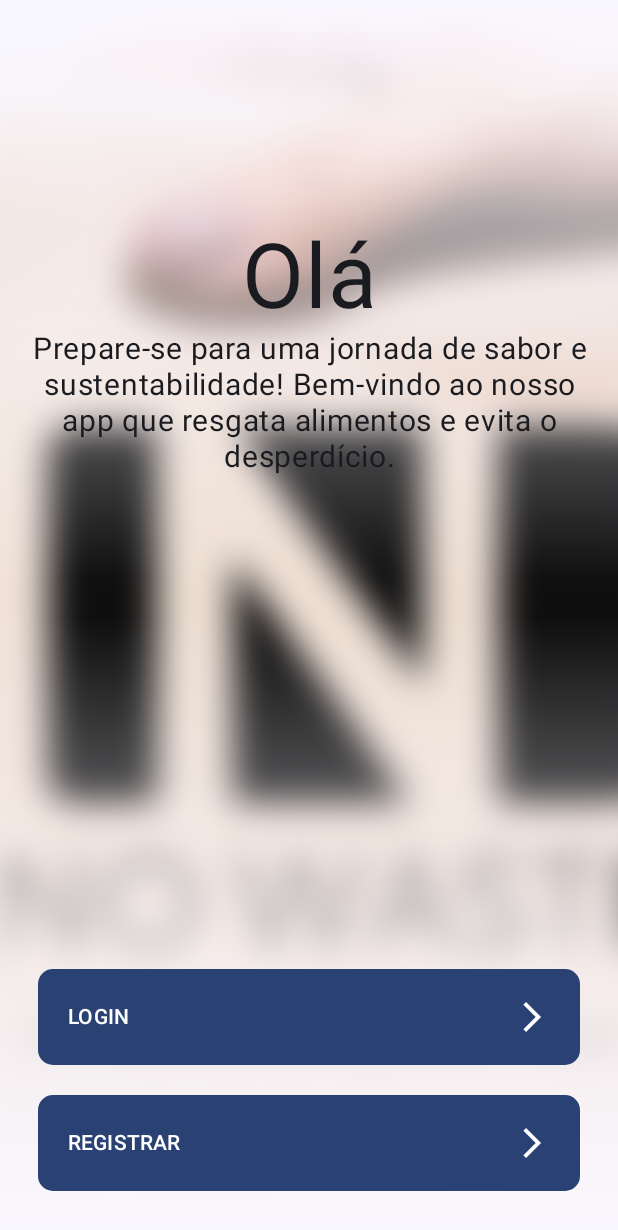
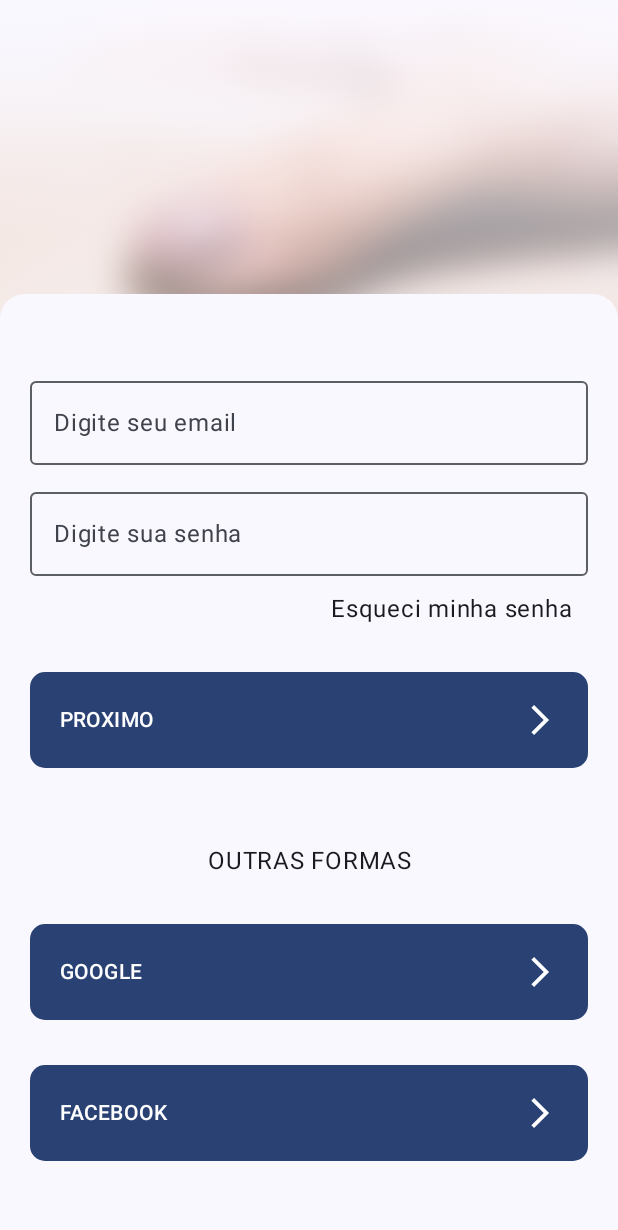
Before and after one commit to cainhooow/NoWaste, an Android app built with Jetpack Compose: the screen it shows after launch (InitialActivity), after a tap on "LOGIN", on a phone screen of 412 x 824 dp. Shown: the top 1230 px of the screen. Run offline under Robolectric (Android 15) with nearby library versions, the phone set to English and light mode, and no system bars.

Commit message:
Tela de login e estilização

```diff
--- a/app/src/main/java/com/drkryz/nowaste/InitialActivity.kt
+++ b/app/src/main/java/com/drkryz/nowaste/InitialActivity.kt
@@ -1,5 +1,6 @@
 package com.drkryz.nowaste
 
+import android.content.Intent
 import android.os.Bundle
 import android.view.WindowManager
 import androidx.activity.ComponentActivity
@@ -14,7 +15,9 @@ import androidx.compose.foundation.layout.PaddingValues
 import androidx.compose.foundation.layout.Row
 import androidx.compose.foundation.layout.fillMaxSize
 import androidx.compose.foundation.layout.fillMaxWidth
+import androidx.compose.foundation.layout.imePadding
 import androidx.compose.foundation.layout.padding
+import androidx.compose.foundation.layout.paddingFrom
 import androidx.compose.foundation.layout.safeDrawingPadding
 import androidx.compose.foundation.layout.statusBarsPadding
 import androidx.compose.foundation.shape.RoundedCornerShape
@@ -22,11 +25,15 @@ import androidx.compose.material.ButtonColors
 import androidx.compose.material.Surface
 import androidx.compose.material3.Button
 import androidx.compose.material3.ButtonDefaults
+import androidx.compose.material3.ExperimentalMaterial3Api
 import androidx.compose.material3.FilledTonalButton
 import androidx.compose.material3.Icon
 import androidx.compose.material3.MaterialTheme
+import androidx.compose.material3.Scaffold
 import androidx.compose.material3.Text
 import androidx.compose.runtime.Composable
+import androidx.compose.runtime.MutableState
+import androidx.compose.runtime.mutableStateOf
 import androidx.compose.ui.Alignment
 import androidx.compose.ui.Modifier
 import androidx.compose.ui.draw.blur
@@ -47,6 +54,12 @@ import androidx.compose.ui.unit.dp
 import androidx.core.view.ViewCompat
 import androidx.core.view.WindowCompat
 import androidx.core.view.WindowInsetsCompat
+import androidx.navigation.NavController
+import androidx.navigation.compose.NavHost
+import androidx.navigation.compose.composable
+import androidx.navigation.compose.rememberNavController
+import com.drkryz.nowaste.ui.components.initial_activity.LoginPage
+import com.drkryz.nowaste.ui.components.initial_activity.WelcomePage
 import com.drkryz.nowaste.ui.theme.NoWasteTheme
 
 class InitialActivity : ComponentActivity() {
@@ -63,130 +76,63 @@ class InitialActivity : ComponentActivity() {
 
         setContent {
             NoWasteTheme {
-                Surface(modifier = Modifier.fillMaxSize()) {
-                    WelcomeUI()
+                Surface(modifier = Modifier.background(MaterialTheme.colorScheme.background)
+                    .fillMaxSize()
+                    .imePadding()
+                ) {
+                    Presentation()
                 }
             }
         }
     }
 }
 
+
+sealed class LoginSections(val route: String) {
+    object WelcomePage : LoginSections("welcome")
+    object LoginPage : LoginSections("login")
+}
+
+sealed class RegisterSections(val route: String) {
+    object RegisterPage : RegisterSections("register")
+    object RegisterPage_UserInfo : RegisterSections("register_UserInfo")
+    object RegisterPage_UserAddress : RegisterSections("register_UserAddress")
+}
+
+@OptIn(ExperimentalMaterial3Api::class)
 @Composable
 fun Presentation() {
-    Box {
-        Image(
-            painter = painterResource(id = R.drawable.presentation_nowaste),
-            contentDescription = null,
-            modifier = Modifier
-                .fillMaxSize()
-                .blur(20.dp),
-            contentScale = ContentScale.Crop,
-        )
-        Column(
-            modifier = Modifier
-                .fillMaxSize()
-                .background(
-                    brush = Brush.verticalGradient(
-                        listOf(
-                            MaterialTheme.colorScheme.surface, Color.Transparent, Color.Transparent,
-                        )
-                    )
-                ),
-            verticalArrangement = Arrangement.SpaceBetween
+    val navController = rememberNavController();
+
+    Scaffold { innerPadding ->
+        NavHost(
+            modifier = Modifier.padding(innerPadding),
+            navController = navController,
+            startDestination = LoginSections.WelcomePage.route
         ) {
-            Column(
-                modifier = Modifier.padding(top = 150.dp, start = 20.dp, end = 20.dp)
-            ) {
-                Text(
-                    text = "Olá",
-                    textAlign = TextAlign.Center,
-                    fontSize = TextUnit(60f, TextUnitType.Sp),
-                    modifier = Modifier.fillMaxWidth(),
-                    color = MaterialTheme.colorScheme.onBackground
-                )
-                Text(
-                    text = "Prepare-se para uma jornada de sabor e sustentabilidade! Bem-vindo ao nosso app que resgata alimentos e evita o desperdício.",
-                    textAlign = TextAlign.Center,
-                    fontSize = TextUnit(20f, TextUnitType.Sp),
-                    modifier = Modifier.fillMaxWidth(),
-                    color = MaterialTheme.colorScheme.onBackground
-                )
+            composable(LoginSections.WelcomePage.route) {
+                WelcomePage(navController)
             }
-
-            Actions()
-        }
-    }
-}
-
-@Composable
-fun Actions() {
-    Column(
-        Modifier
-            .fillMaxWidth()
-            .padding(0.dp)
-            .background(
-                brush = Brush.verticalGradient(
-                    listOf(
-                        Color.Transparent, MaterialTheme.colorScheme.background
-                    )
-                )
-            )
-            .padding(start = 15.dp, end = 15.dp, bottom = 20.dp, top = 250.dp)
-        ,
-        horizontalAlignment = Alignment.CenterHorizontally
-    ) {
-        Button(
-            onClick = { /*TODO*/ },
-            modifier = Modifier
-                .fillMaxWidth()
-                .padding(10.dp),
-            shape =  RoundedCornerShape(10.dp),
-            contentPadding = PaddingValues(20.dp),
-            colors = ButtonDefaults.buttonColors(containerColor = MaterialTheme.colorScheme.primary)
-        ) {
-            Row(
-                Modifier
-                    .fillMaxWidth(),
-                horizontalArrangement = Arrangement.SpaceBetween,
-                verticalAlignment = Alignment.CenterVertically
-            ) {
-                Text(text = "LOGIN", color = MaterialTheme.colorScheme.onPrimary)
-                Icon(painter = painterResource(id = R.drawable.arrow_forward_ios_24), contentDescription = null)
+            composable(LoginSections.LoginPage.route) {
+                LoginPage(navController)
             }
-        }
-
-        Button(
-            onClick = { /*TODO*/ },
-            modifier = Modifier
-                .fillMaxWidth()
-                .padding(10.dp),
-            shape =  RoundedCornerShape(10.dp),
-            contentPadding = PaddingValues(20.dp),
-            colors = ButtonDefaults.buttonColors(containerColor = MaterialTheme.colorScheme.primary)
-
-        ) {
-            Row(
-                Modifier
-                    .fillMaxWidth(),
-                horizontalArrangement = Arrangement.SpaceBetween,
-                verticalAlignment = Alignment.CenterVertically
-            ) {
-                Text(text = "REGISTRAR",  color = MaterialTheme.colorScheme.onPrimary)
-                Icon(painter = painterResource(id = R.drawable.arrow_forward_ios_24), contentDescription = null)
+            composable(RegisterSections.RegisterPage.route) {
+                WelcomePage(navController)
+            }
+            composable(RegisterSections.RegisterPage_UserInfo.route) {
+                WelcomePage(navController)
+            }
+            composable(RegisterSections.RegisterPage_UserAddress.route) {
+                WelcomePage(navController)
             }
         }
     }
-}
-
-@Composable
-fun WelcomeUI() {
-    Presentation()
 }
 
 @Preview(showBackground = true)
 @Composable
 fun WelcomePreview() {
     NoWasteTheme {
-        WelcomeUI()
+        Presentation()
     }
 }
--- a/app/src/main/java/com/drkryz/nowaste/MainActivity.kt
+++ b/app/src/main/java/com/drkryz/nowaste/MainActivity.kt
@@ -28,12 +28,12 @@ import androidx.navigation.compose.NavHost
 import androidx.navigation.compose.composable
 import androidx.navigation.compose.currentBackStackEntryAsState
 import androidx.navigation.compose.rememberNavController
-import com.drkryz.nowaste.ui.components.main.AppCategories
-import com.drkryz.nowaste.ui.components.main.AppHighlightHeader
-import com.drkryz.nowaste.ui.components.main.AppHighlights
-import com.drkryz.nowaste.ui.components.main.BannersNews
-import com.drkryz.nowaste.ui.components.main.SearchBar
-import com.drkryz.nowaste.ui.components.main.StickyHeader
+import com.drkryz.nowaste.ui.components.main_activity.AppCategories
+import com.drkryz.nowaste.ui.components.main_activity.AppHighlightHeader
+import com.drkryz.nowaste.ui.components.main_activity.AppHighlights
+import com.drkryz.nowaste.ui.components.main_activity.BannersNews
+import com.drkryz.nowaste.ui.components.main_activity.SearchBar
+import com.drkryz.nowaste.ui.components.main_activity.StickyHeader
 import com.drkryz.nowaste.ui.theme.NoWasteTheme
 
 class MainActivity : ComponentActivity() {
@@ -53,8 +53,8 @@ class MainActivity : ComponentActivity() {
 sealed class AppScreens(val route: String, @DrawableRes val resourceId: Int) {
     object HomePage: AppScreens("home", R.drawable.round_home_24)
     object ShopPage: AppScreens("shop", R.drawable.round_shopbag_24)
-    object BooksMark: AppScreens("bookmarks", R.drawable.round_bookmark_24)
-    object Account: AppScreens("account", R.drawable.outline_account_circle_24)
+    object BooksMarkPage: AppScreens("bookmarks", R.drawable.round_bookmark_24)
+    object AccountPage: AppScreens("account", R.drawable.outline_account_circle_24)
 }
 
 @OptIn(ExperimentalMaterial3Api::class)
@@ -66,8 +66,8 @@ fun HomeUI() {
     val items = listOf(
         AppScreens.HomePage,
         AppScreens.ShopPage,
-        AppScreens.BooksMark,
-        AppScreens.Account
+        AppScreens.BooksMarkPage,
+        AppScreens.AccountPage
     )
 
     Scaffold(
@@ -110,10 +110,10 @@ fun HomeUI() {
             composable(AppScreens.ShopPage.route) {
                 HomeScreen()
             }
-            composable(AppScreens.BooksMark.route) {
+            composable(AppScreens.BooksMarkPage.route) {
                 HomeScreen()
             }
-            composable(AppScreens.Account.route) {
+            composable(AppScreens.AccountPage.route) {
                 HomeScreen()
             }
         }
--- /dev/null
+++ b/app/src/main/java/com/drkryz/nowaste/ui/components/global/DefaultButton.kt
@@ -0,0 +1,47 @@
+package com.drkryz.nowaste.ui.components.global
+
+import androidx.compose.foundation.layout.Arrangement
+import androidx.compose.foundation.layout.PaddingValues
+import androidx.compose.foundation.layout.Row
+import androidx.compose.foundation.layout.fillMaxWidth
+import androidx.compose.foundation.layout.padding
+import androidx.compose.foundation.shape.RoundedCornerShape
+import androidx.compose.material3.Button
+import androidx.compose.material3.ButtonDefaults
+import androidx.compose.material3.Icon
+import androidx.compose.material3.MaterialTheme
+import androidx.compose.material3.Text
+import androidx.compose.runtime.Composable
+import androidx.compose.ui.Alignment
+import androidx.compose.ui.Modifier
+import androidx.compose.ui.res.painterResource
+import androidx.compose.ui.unit.dp
+import com.drkryz.nowaste.R
+
+@Composable
+fun DefaultButton(
+    inner_text: String,
+    onclick: () -> Unit,
+    modifier: Modifier
+) {
+    Button(
+        onClick = onclick,
+        modifier = modifier,
+        shape = RoundedCornerShape(10.dp),
+        contentPadding = PaddingValues(20.dp),
+        colors = ButtonDefaults.buttonColors(containerColor = MaterialTheme.colorScheme.primary)
+    ) {
+        Row(
+            Modifier
+                .fillMaxWidth(),
+            horizontalArrangement = Arrangement.SpaceBetween,
+            verticalAlignment = Alignment.CenterVertically
+        ) {
+            Text(text = inner_text, color = MaterialTheme.colorScheme.onPrimary)
+            Icon(
+                painter = painterResource(id = R.drawable.arrow_forward_ios_24),
+                contentDescription = null
+            )
+        }
+    }
+}
--- /dev/null
+++ b/app/src/main/java/com/drkryz/nowaste/ui/components/initial_activity/LoginPage.kt
@@ -0,0 +1,100 @@
+package com.drkryz.nowaste.ui.components.initial_activity
+
+import android.app.Activity
+import android.content.Intent
+import androidx.compose.foundation.Image
+import androidx.compose.foundation.background
+import androidx.compose.foundation.layout.Arrangement
+import androidx.compose.foundation.layout.Box
+import androidx.compose.foundation.layout.Column
+import androidx.compose.foundation.layout.fillMaxSize
+import androidx.compose.foundation.layout.fillMaxWidth
+import androidx.compose.foundation.layout.imePadding
+import androidx.compose.foundation.layout.padding
+import androidx.compose.foundation.shape.RoundedCornerShape
+import androidx.compose.material3.ExperimentalMaterial3Api
+import androidx.compose.material3.MaterialTheme
+import androidx.compose.material3.OutlinedTextField
+import androidx.compose.material3.Text
+import androidx.compose.runtime.Composable
+import androidx.compose.runtime.NonRestartableComposable
+import androidx.compose.runtime.mutableStateOf
+import androidx.compose.ui.Modifier
+import androidx.compose.ui.draw.blur
+import androidx.compose.ui.graphics.Brush
+import androidx.compose.ui.graphics.Color
+import androidx.compose.ui.layout.ContentScale
+import androidx.compose.ui.res.painterResource
+import androidx.compose.ui.tooling.preview.Preview
+import androidx.compose.ui.unit.dp
+import androidx.navigation.NavController
+import androidx.navigation.compose.rememberNavController
+import com.drkryz.nowaste.R
+import com.drkryz.nowaste.ui.theme.NoWasteTheme
+import androidx.compose.runtime.getValue
+import androidx.compose.runtime.remember
+import androidx.compose.runtime.setValue
+import androidx.compose.ui.Alignment
+import androidx.compose.ui.platform.LocalContext
+import androidx.compose.ui.text.input.PasswordVisualTransformation
+import androidx.compose.ui.text.style.TextAlign
+import com.drkryz.nowaste.MainActivity
+import com.drkryz.nowaste.ui.components.global.DefaultButton
+
+@OptIn(ExperimentalMaterial3Api::class)
+@Composable
+@NonRestartableComposable
+fun LoginPage(nav: NavController) {
+    Box(
+        Modifier
+            .fillMaxSize()
+            .imePadding()
+    ) {
+        Image(
+            painter = painterResource(id = R.drawable.presentation_nowaste),
+            contentDescription = null,
+            modifier = Modifier
+                .fillMaxSize()
+                .blur(20.dp),
+            contentScale = ContentScale.Crop,
+        )
+
+        Column(
+            modifier = Modifier
+                .fillMaxSize()
+                .background(
+                    brush = Brush.verticalGradient(
+                        listOf(
+                            MaterialTheme.colorScheme.surface,
+                            Color.Transparent,
+                            MaterialTheme.colorScheme.background,
+                        )
+                    )
+                ),
+            verticalArrangement = Arrangement.Bottom
+        ) {
+            Column(
+                Modifier
+                    .fillMaxWidth()
+                    .background(
+                        shape = RoundedCornerShape(topStart = 25f, topEnd = 25f),
+                        color = MaterialTheme.colorScheme.background
+                    )
+                    .padding(top = 50.dp, start = 20.dp, end = 20.dp, bottom = 50.dp)
+            ) {
+                LoginPageInputs()
+                LoginPageActions()
+            }
+        }
+    }
+}
+
+@Preview(showBackground = true)
+@Composable
+fun LoginPage() {
+    val nav = rememberNavController()
+
+    NoWasteTheme {
+        LoginPage(nav = nav)
+    }
+}
--- /dev/null
+++ b/app/src/main/java/com/drkryz/nowaste/ui/components/initial_activity/LoginPageActions.kt
@@ -0,0 +1,50 @@
+package com.drkryz.nowaste.ui.components.initial_activity
+
+import android.app.Activity
+import android.content.Intent
+import androidx.compose.foundation.layout.fillMaxWidth
+import androidx.compose.foundation.layout.padding
+import androidx.compose.material3.Text
+import androidx.compose.runtime.Composable
+import androidx.compose.ui.Modifier
+import androidx.compose.ui.platform.LocalContext
+import androidx.compose.ui.text.style.TextAlign
+import androidx.compose.ui.unit.dp
+import com.drkryz.nowaste.MainActivity
+import com.drkryz.nowaste.ui.components.global.DefaultButton
+
+@Composable
+fun LoginPageActions() {
+    val initialActivityCtx = LocalContext.current as Activity;
+
+    DefaultButton(
+        inner_text = "PROXIMO",
+        modifier = Modifier.fillMaxWidth(),
+        onclick = {
+            initialActivityCtx.finish()
+            initialActivityCtx.startActivity(Intent(initialActivityCtx, MainActivity::class.java))
+        }
+    )
+
+    Text(
+        modifier = Modifier
+            .fillMaxWidth()
+            .padding(top = 50.dp, bottom = 30.dp),
+        textAlign = TextAlign.Center,
+        text = "OUTRAS FORMAS"
+    )
+
+    DefaultButton(
+        inner_text = "GOOGLE",
+        modifier = Modifier.fillMaxWidth(),
+        onclick = {}
+    )
+
+    DefaultButton(
+        inner_text = "FACEBOOK",
+        modifier = Modifier
+            .fillMaxWidth()
+            .padding(top = 30.dp),
+        onclick = {}
+    )
+}
--- /dev/null
+++ b/app/src/main/java/com/drkryz/nowaste/ui/components/initial_activity/LoginPageInputs.kt
@@ -0,0 +1,59 @@
+package com.drkryz.nowaste.ui.components.initial_activity
+
+import androidx.compose.foundation.layout.Column
+import androidx.compose.foundation.layout.fillMaxWidth
+import androidx.compose.foundation.layout.padding
+import androidx.compose.material3.ExperimentalMaterial3Api
+import androidx.compose.material3.OutlinedTextField
+import androidx.compose.material3.Text
+import androidx.compose.runtime.Composable
+import androidx.compose.runtime.getValue
+import androidx.compose.runtime.mutableStateOf
+import androidx.compose.runtime.remember
+import androidx.compose.runtime.setValue
+import androidx.compose.ui.Alignment
+import androidx.compose.ui.Modifier
+import androidx.compose.ui.text.input.PasswordVisualTransformation
+import androidx.compose.ui.unit.dp
+
+@OptIn(ExperimentalMaterial3Api::class)
+@Composable
+fun LoginPageInputs() {
+    var userMail by remember { mutableStateOf(String()) }
+    var userPassword by remember { mutableStateOf(String()) }
+
+    OutlinedTextField(
+        modifier = Modifier
+            .fillMaxWidth()
+            .padding(bottom = 10.dp),
+        value = userMail,
+        onValueChange = {
+            userMail = it
+        }, label = {
+            Text(text = "Digite seu email")
+        }
+    )
+
+    Column(
+        modifier = Modifier
+            .fillMaxWidth()
+            .padding(bottom = 30.dp),
+        horizontalAlignment = Alignment.End
+    ) {
+        OutlinedTextField(
+            modifier = Modifier
+                .fillMaxWidth()
+                .padding(bottom = 10.dp),
+            value = userPassword,
+            onValueChange = {
+                userPassword = it
+            }, label = {
+                Text(text = "Digite sua senha")
+            },
+            visualTransformation = PasswordVisualTransformation()
+        )
+
+        Text(text = "Esqueci minha senha", Modifier.padding(end = 10.dp))
+
+    }
+}
--- /dev/null
+++ b/app/src/main/java/com/drkryz/nowaste/ui/components/initial_activity/WelcomePage.kt
@@ -0,0 +1,124 @@
+package com.drkryz.nowaste.ui.components.initial_activity
+
+import androidx.compose.foundation.Image
+import androidx.compose.foundation.background
+import androidx.compose.foundation.layout.Arrangement
+import androidx.compose.foundation.layout.Box
+import androidx.compose.foundation.layout.Column
+import androidx.compose.foundation.layout.fillMaxSize
+import androidx.compose.foundation.layout.fillMaxWidth
+import androidx.compose.foundation.layout.imePadding
+import androidx.compose.foundation.layout.padding
+import androidx.compose.foundation.layout.safeDrawingPadding
+import androidx.compose.foundation.layout.statusBarsPadding
+import androidx.compose.material3.MaterialTheme
+import androidx.compose.material3.Text
+import androidx.compose.runtime.Composable
+import androidx.compose.ui.Alignment
+import androidx.compose.ui.Modifier
+import androidx.compose.ui.draw.blur
+import androidx.compose.ui.graphics.Brush
+import androidx.compose.ui.graphics.Color
+import androidx.compose.ui.layout.ContentScale
+import androidx.compose.ui.res.painterResource
+import androidx.compose.ui.text.style.TextAlign
+import androidx.compose.ui.tooling.preview.Preview
+import androidx.compose.ui.unit.TextUnit
+import androidx.compose.ui.unit.TextUnitType
+import androidx.compose.ui.unit.dp
+import androidx.navigation.NavController
+import androidx.navigation.compose.rememberNavController
+import com.drkryz.nowaste.Presentation
+import com.drkryz.nowaste.R
+import com.drkryz.nowaste.ui.components.global.DefaultButton
+import com.drkryz.nowaste.ui.theme.NoWasteTheme
+
+@Composable
+fun WelcomePage(nav: NavController) {
+    Box {
+        Image(
+            painter = painterResource(id = R.drawable.presentation_nowaste),
+            contentDescription = null,
+            modifier = Modifier
+                .fillMaxSize()
+                .blur(20.dp),
+            contentScale = ContentScale.Crop,
+        )
+        Column(
+            modifier = Modifier
+                .fillMaxSize()
+                .background(
+                    brush = Brush.verticalGradient(
+                        listOf(
+                            MaterialTheme.colorScheme.surface, Color.Transparent, Color.Transparent,
+                        )
+                    )
+                ),
+            verticalArrangement = Arrangement.SpaceBetween
+        ) {
+            Column(
+                modifier = Modifier.padding(top = 150.dp, start = 20.dp, end = 20.dp)
+            ) {
+                Text(
+                    text = "Olá",
+                    textAlign = TextAlign.Center,
+                    fontSize = TextUnit(60f, TextUnitType.Sp),
+                    modifier = Modifier.fillMaxWidth(),
+                    color = MaterialTheme.colorScheme.onBackground
+                )
+                Text(
+                    text = "Prepare-se para uma jornada de sabor e sustentabilidade! Bem-vindo ao nosso app que resgata alimentos e evita o desperdício.",
+                    textAlign = TextAlign.Center,
+                    fontSize = TextUnit(20f, TextUnitType.Sp),
+                    modifier = Modifier.fillMaxWidth(),
+                    color = MaterialTheme.colorScheme.onBackground
+                )
+            }
+
+            Actions(nav)
+        }
+    }
+}
+
+@Composable
+fun Actions(nav: NavController) {
+    Column(
+        Modifier
+            .fillMaxWidth()
+            .padding(0.dp)
+            .background(
+                brush = Brush.verticalGradient(
+                    listOf(
+                        Color.Transparent, MaterialTheme.colorScheme.background
+                    )
+                )
+            )
+            .padding(start = 15.dp, end = 15.dp, bottom = 20.dp, top = 250.dp),
+        horizontalAlignment = Alignment.CenterHorizontally
+    ) {
+        DefaultButton(
+            inner_text = "LOGIN",
+            onclick = {
+                nav.navigate("login")
+            },
+            modifier = Modifier.padding(10.dp)
+        )
+        DefaultButton(
+            inner_text = "REGISTRAR",
+            onclick = {
+                nav.navigate("register")
+            },
+            modifier = Modifier.padding(10.dp)
+        )
+    }
+}
+
+@Preview(showBackground = true)
+@Composable
+fun WelcomePage() {
+    val nav = rememberNavController()
+
+    NoWasteTheme {
+        WelcomePage(nav = nav)
+    }
+}
--- a/app/src/main/java/com/drkryz/nowaste/ui/components/main/AppHighlight.kt
+++ b/app/src/main/java/com/drkryz/nowaste/ui/components/main_activity/AppHighlight.kt
@@ -1,4 +1,4 @@
-package com.drkryz.nowaste.ui.components.main
+package com.drkryz.nowaste.ui.components.main_activity
 
 import androidx.compose.foundation.Image
 import androidx.compose.foundation.background
@@ -16,7 +16,6 @@ import androidx.compose.material3.Text
 import androidx.compose.runtime.Composable
 import androidx.compose.ui.Alignment
 import androidx.compose.ui.Modifier
-import androidx.compose.ui.draw.alpha
 import androidx.compose.ui.draw.clip
 import androidx.compose.ui.layout.ContentScale
 import androidx.compose.ui.res.painterResource
--- a/app/src/main/java/com/drkryz/nowaste/ui/components/main/BannersNews.kt
+++ b/app/src/main/java/com/drkryz/nowaste/ui/components/main_activity/BannersNews.kt
@@ -1,4 +1,4 @@
-package com.drkryz.nowaste.ui.components.main
+package com.drkryz.nowaste.ui.components.main_activity
 
 import androidx.compose.foundation.Image
 import androidx.compose.foundation.layout.Column
--- a/app/src/main/java/com/drkryz/nowaste/ui/components/main/Categories.kt
+++ b/app/src/main/java/com/drkryz/nowaste/ui/components/main_activity/Categories.kt
@@ -1,4 +1,4 @@
-package com.drkryz.nowaste.ui.components.main
+package com.drkryz.nowaste.ui.components.main_activity
 
 import androidx.compose.foundation.Image
 import androidx.compose.foundation.background
--- a/app/src/main/java/com/drkryz/nowaste/ui/components/main/SearchBar.kt
+++ b/app/src/main/java/com/drkryz/nowaste/ui/components/main_activity/SearchBar.kt
@@ -1,4 +1,4 @@
-package com.drkryz.nowaste.ui.components.main
+package com.drkryz.nowaste.ui.components.main_activity
 
 import androidx.compose.foundation.background
 import androidx.compose.foundation.isSystemInDarkTheme
--- a/app/src/main/java/com/drkryz/nowaste/ui/components/main/StickyHeader.kt
+++ b/app/src/main/java/com/drkryz/nowaste/ui/components/main_activity/StickyHeader.kt
@@ -1,4 +1,4 @@
-package com.drkryz.nowaste.ui.components.main
+package com.drkryz.nowaste.ui.components.main_activity
 
 import androidx.compose.foundation.background
 import androidx.compose.foundation.layout.Arrangement
```
